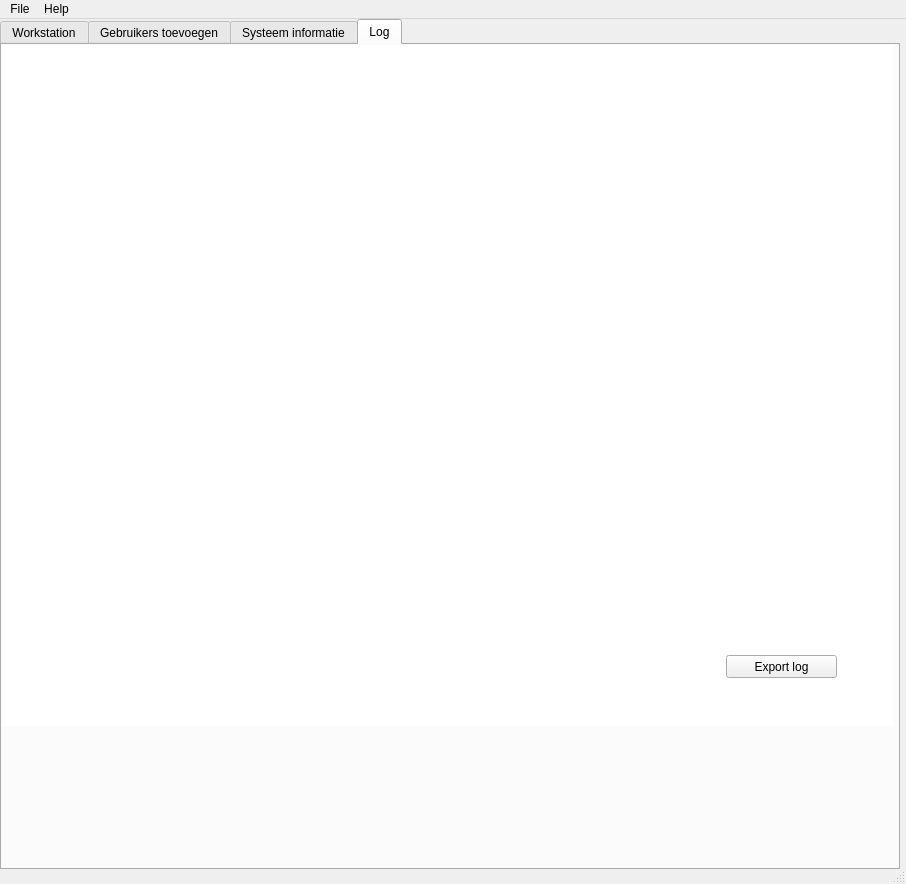
The window that src/resources/ui/main_window.ui (jebr/windows-deployment-tool) describes before a commit, drawn with Qt 5.
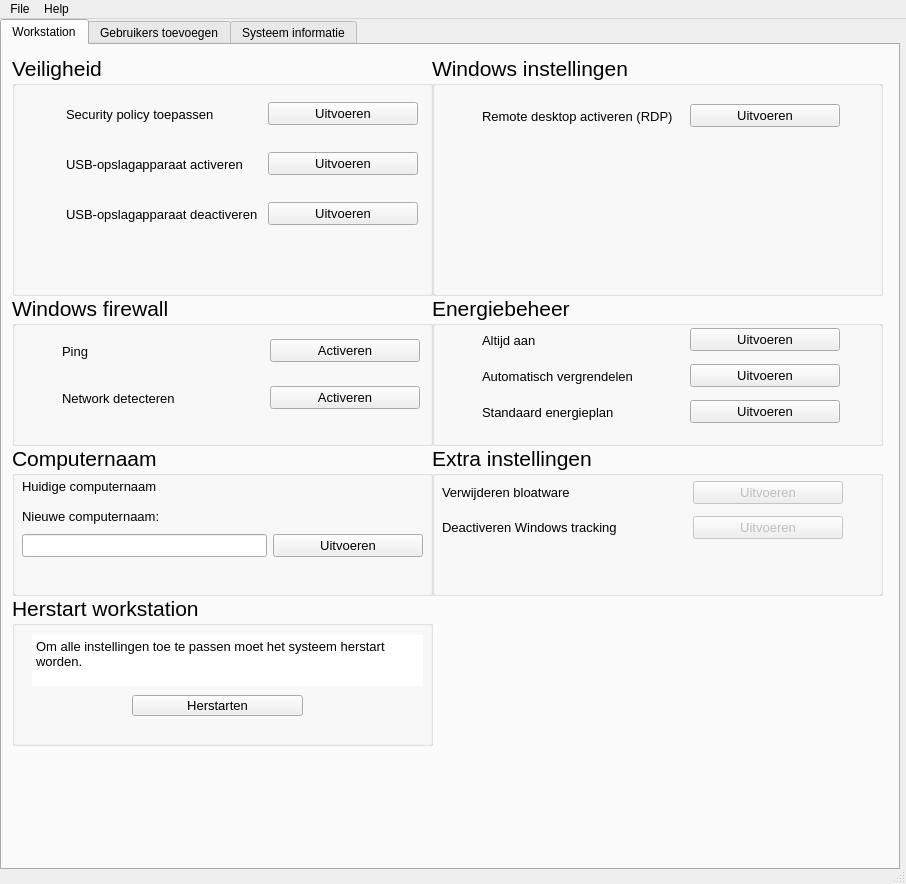
The same window after the commit. The open tabs and pages were chosen to show the change. Icons and pictures are not drawn.

Commit message: WIP: Add Local Windows Users

The edit to the form file:
```diff
--- a/src/resources/ui/main_window.ui
+++ b/src/resources/ui/main_window.ui
@@ -2931,40 +2931,6 @@
       </widget>
      </widget>
     </widget>
-    <widget class="QWidget" name="tab_log">
-     <attribute name="title">
-      <string>Log</string>
-     </attribute>
-     <widget class="QTextBrowser" name="textBrowser_log">
-      <property name="geometry">
-       <rect>
-        <x>0</x>
-        <y>0</y>
-        <width>891</width>
-        <height>681</height>
-       </rect>
-      </property>
-      <property name="frameShape">
-       <enum>QFrame::NoFrame</enum>
-      </property>
-      <property name="frameShadow">
-       <enum>QFrame::Sunken</enum>
-      </property>
-     </widget>
-     <widget class="QPushButton" name="pushButton_export_log">
-      <property name="geometry">
-       <rect>
-        <x>724</x>
-        <y>610</y>
-        <width>111</width>
-        <height>23</height>
-       </rect>
-      </property>
-      <property name="text">
-       <string>Export log</string>
-      </property>
-     </widget>
-    </widget>
    </widget>
   </widget>
   <widget class="QMenuBar" name="menubar">
```
Left out of the diff: 37 changed lines with no effect on the pictures. The commit also changes 1 other file.
